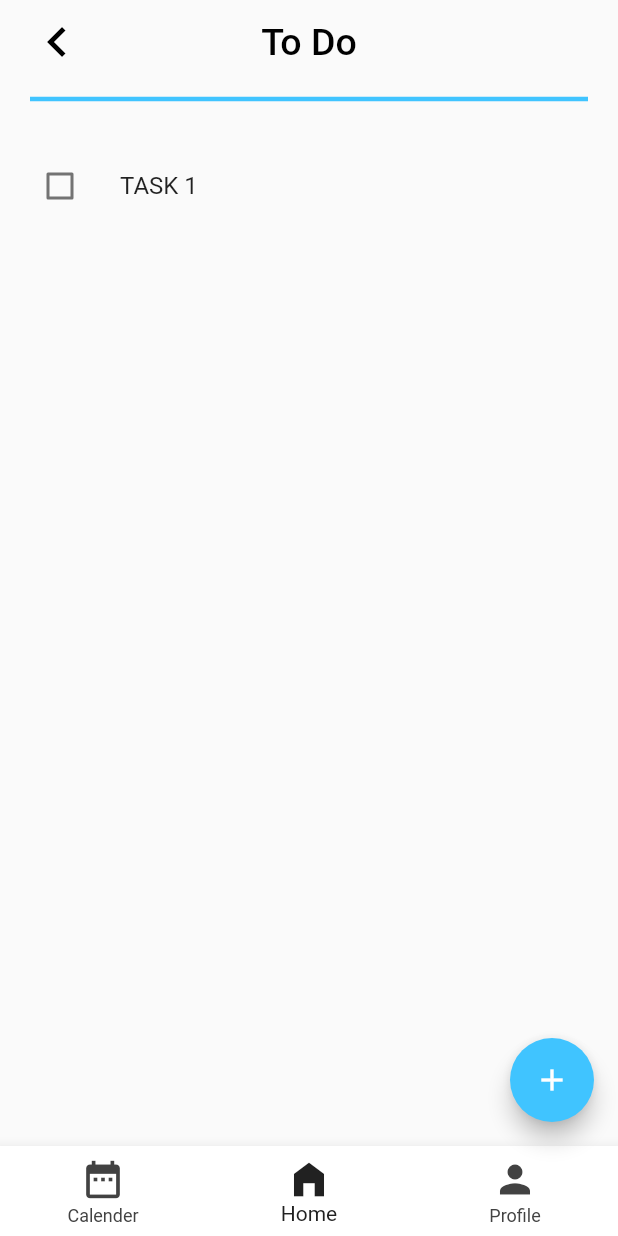
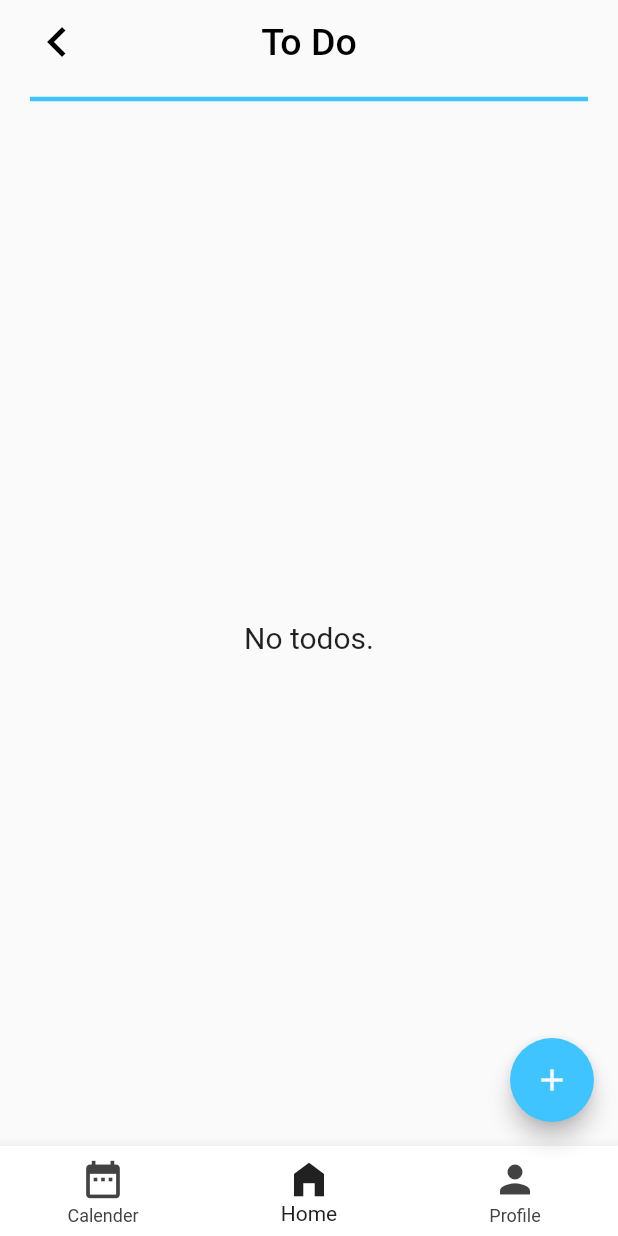
Before and after one commit to vishalr-22/FlutterApp-AcademicManager, a Flutter app: the TodoPage screen opened directly, on a phone screen of 412 x 824 dp. Run offline on Flutter 3.47's test engine with Material 2 defaults, Android fonts, the phone set to English and light mode, and no system bars; our stand-ins replace datetime_picker_formfield, weekday_selector.

Commit message:
no task indicator

```diff
--- a/lib/models/task_data.dart
+++ b/lib/models/task_data.dart
@@ -14,9 +14,7 @@ class Task {
 
 // ignore: non_constant_identifier_names
 class TaskData extends ChangeNotifier {
-  List<Task> tasks = [
-    Task(name: 'TASK 1'),
-  ];
+  List<Task> tasks = [];
 
   int get getCount {
     return tasks.length;
--- a/lib/utils.dart
+++ b/lib/utils.dart
@@ -1,3 +1,5 @@
+// ignore_for_file: prefer_const_constructors
+
 import 'package:flutter/material.dart';
 
 class Folder {
--- a/lib/widgets.dart/task_list.dart
+++ b/lib/widgets.dart/task_list.dart
@@ -8,7 +8,14 @@ import 'package:acadmt/models/task_data.dart';
 class TaskList extends StatelessWidget {
   @override
   Widget build(BuildContext context) {
-    return Consumer<TaskData>(
+    return Provider.of<TaskData>(context).tasks.isEmpty
+        ? Center(
+            child: Text(
+              'No todos.',
+              style: TextStyle(fontSize: 20),
+            ),
+          )
+        : Consumer<TaskData>(
             builder: (context, taskData, child) {
               return ListView.builder(
                 itemBuilder: (context, index) {
```
Lines whose indentation alone changed are shown as unchanged.
